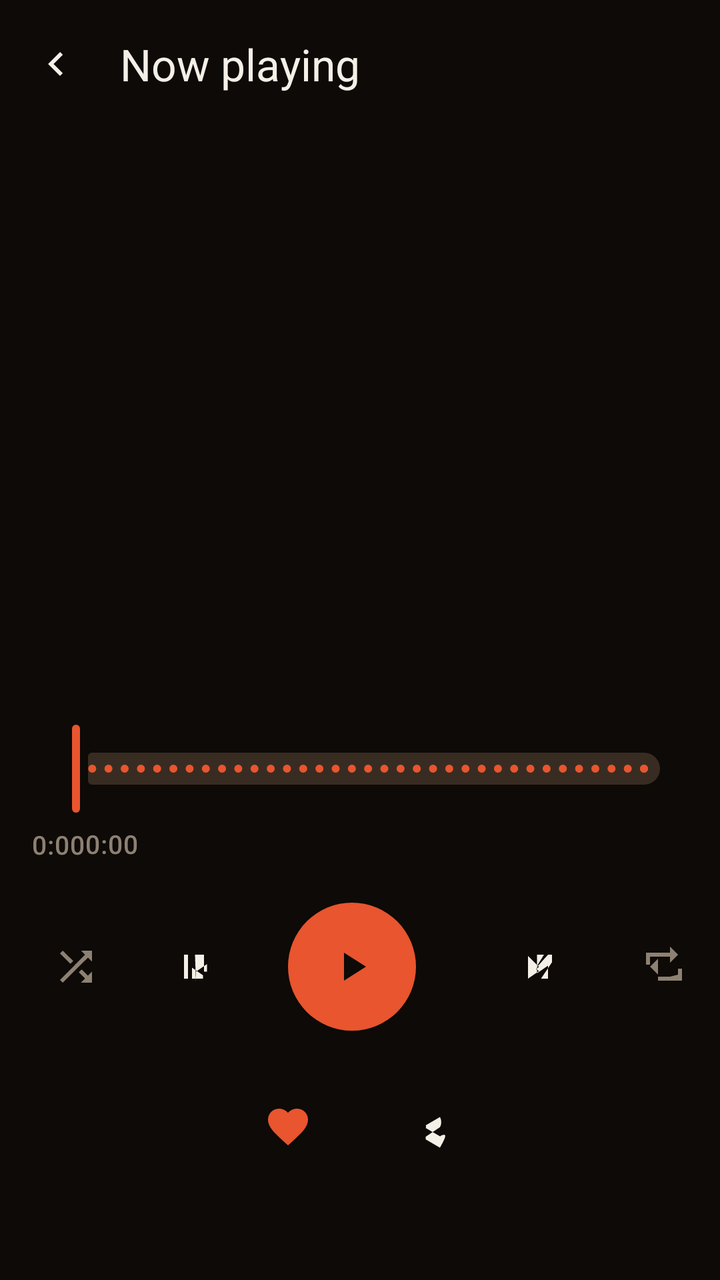
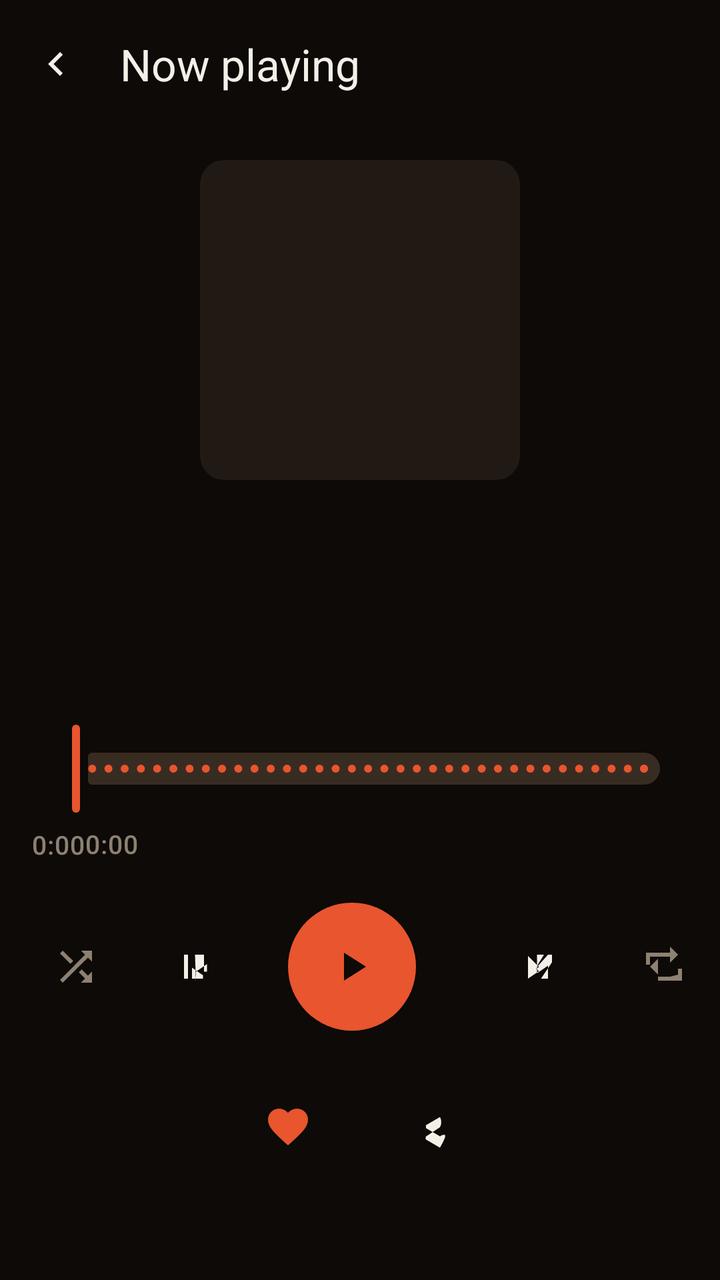

Screens rendered from an Android XML layout before and after an edit, with the pre-edit source and the edit as a unified diff.
<!-- AndroidManifest.xml: activity theme Theme.Oru -->
<!-- res/layout/activity_player.xml -->
<?xml version="1.0" encoding="utf-8"?>
<androidx.coordinatorlayout.widget.CoordinatorLayout
    xmlns:android="http://schemas.android.com/apk/res/android"
    xmlns:app="http://schemas.android.com/apk/res-auto"
    android:layout_width="match_parent"
    android:layout_height="match_parent"
    android:background="@color/paper_deep">

    <com.google.android.material.appbar.AppBarLayout
        android:layout_width="match_parent"
        android:layout_height="wrap_content"
        android:background="@color/paper_deep">

        <com.google.android.material.appbar.MaterialToolbar
            android:id="@+id/toolbar"
            android:layout_width="match_parent"
            android:layout_height="?attr/actionBarSize"
            app:navigationIcon="@drawable/ic_arrow_left"
            app:navigationIconTint="@color/ink"
            app:title="@string/now_playing"
            app:titleTextColor="@color/ink" />

    </com.google.android.material.appbar.AppBarLayout>

    <androidx.core.widget.NestedScrollView
        android:layout_width="match_parent"
        android:layout_height="match_parent"
        android:fillViewport="true"
        app:layout_behavior="@string/appbar_scrolling_view_behavior">

        <LinearLayout
            android:layout_width="match_parent"
            android:layout_height="wrap_content"
            android:orientation="vertical"
            android:gravity="center_horizontal"
            android:padding="16dp">

            
            <ImageView
                android:id="@+id/coverImage"
                android:layout_width="@dimen/artwork_xl"
                android:layout_height="@dimen/artwork_xl"
                android:scaleType="centerCrop"
                android:contentDescription="@null" />

            <LinearLayout
                android:layout_width="match_parent"
                android:layout_height="wrap_content"
                android:layout_marginTop="20dp"
                android:orientation="vertical"
                android:gravity="center_horizontal">

                <TextView
                    android:id="@+id/titleText"
                    android:layout_width="wrap_content"
                    android:layout_height="wrap_content"
                    android:textAppearance="@style/TextAppearance.Oru.Headline"
                    android:textColor="@color/ink"
                    android:textAlignment="center" />

                <TextView
                    android:id="@+id/artistText"
                    android:layout_width="wrap_content"
                    android:layout_height="wrap_content"
                    android:layout_marginTop="4dp"
                    android:textAppearance="@style/TextAppearance.Oru.Body"
                    android:textColor="@color/ink_soft"
                    android:textAlignment="center" />

                <TextView
                    android:id="@+id/albumText"
                    android:layout_width="wrap_content"
                    android:layout_height="wrap_content"
                    android:layout_marginTop="2dp"
                    android:textAppearance="@style/TextAppearance.Oru.Label"
                    android:textColor="@color/ink_faint"
                    android:textAlignment="center" />

            </LinearLayout>

            
            <com.google.android.material.slider.Slider
                android:id="@+id/progressSlider"
                android:layout_width="match_parent"
                android:layout_height="wrap_content"
                android:layout_marginTop="24dp"
                android:valueFrom="0"
                android:valueTo="100"
                android:stepSize="1"
                app:thumbColor="@color/flame"
                app:trackColorActive="@color/flame"
                app:trackColorInactive="@color/hair" />

            <LinearLayout
                android:layout_width="match_parent"
                android:layout_height="wrap_content"
                android:layout_marginTop="4dp"
                android:orientation="horizontal">

                <TextView
                    android:id="@+id/currentTimeText"
                    android:layout_width="wrap_content"
                    android:layout_height="wrap_content"
                    android:text="0:00"
                    android:textAppearance="@style/TextAppearance.Oru.Label"
                    android:textColor="@color/ink_faint" />

                <TextView
                    android:id="@+id/totalTimeText"
                    android:layout_width="wrap_content"
                    android:layout_height="wrap_content"
                    android:layout_gravity="center_vertical"
                    android:layout_marginStart="0dp"
                    android:text="0:00"
                    android:textAppearance="@style/TextAppearance.Oru.Label"
                    android:textColor="@color/ink_faint" />

                <TextView
                    android:layout_width="0dp"
                    android:layout_height="wrap_content"
                    android:layout_weight="1"
                    android:text="" />

            </LinearLayout>

            
            <LinearLayout
                android:layout_width="wrap_content"
                android:layout_height="wrap_content"
                android:layout_marginTop="20dp"
                android:orientation="horizontal"
                android:gravity="center_vertical">

                <ImageButton
                    android:id="@+id/shuffleButton"
                    android:layout_width="44dp"
                    android:layout_height="44dp"
                    android:background="?attr/selectableItemBackgroundBorderless"
                    android:src="@drawable/ic_shuffle"
                    android:scaleType="center"
                    android:tint="@color/ink_faint"
                    android:contentDescription="Shuffle" />

                <ImageButton
                    android:id="@+id/previousButton"
                    android:layout_width="44dp"
                    android:layout_height="44dp"
                    android:layout_marginStart="16dp"
                    android:background="?attr/selectableItemBackgroundBorderless"
                    android:src="@drawable/ic_skip_back"
                    android:scaleType="center"
                    android:tint="@color/ink"
                    android:contentDescription="Previous" />

                <ImageButton
                    android:id="@+id/playButton"
                    android:layout_width="64dp"
                    android:layout_height="64dp"
                    android:layout_marginHorizontal="24dp"
                    android:background="@drawable/btn_play_background"
                    android:src="@drawable/ic_play"
                    android:scaleType="center"
                    android:tint="@color/night"
                    android:contentDescription="@string/play" />

                <ImageButton
                    android:id="@+id/nextButton"
                    android:layout_width="44dp"
                    android:layout_height="44dp"
                    android:layout_marginStart="16dp"
                    android:background="?attr/selectableItemBackgroundBorderless"
                    android:src="@drawable/ic_skip_forward"
                    android:scaleType="center"
                    android:tint="@color/ink"
                    android:contentDescription="Next" />

                <ImageButton
                    android:id="@+id/repeatButton"
                    android:layout_width="44dp"
                    android:layout_height="44dp"
                    android:layout_marginStart="16dp"
                    android:background="?attr/selectableItemBackgroundBorderless"
                    android:src="@drawable/ic_repeat"
                    android:scaleType="center"
                    android:tint="@color/ink_faint"
                    android:contentDescription="Repeat" />

            </LinearLayout>

            
            <LinearLayout
                android:layout_width="match_parent"
                android:layout_height="wrap_content"
                android:layout_marginTop="24dp"
                android:orientation="horizontal"
                android:gravity="center">

                <ImageButton
                    android:id="@+id/likeButton"
                    android:layout_width="48dp"
                    android:layout_height="48dp"
                    android:background="?attr/selectableItemBackgroundBorderless"
                    android:src="@drawable/ic_heart"
                    android:scaleType="center"
                    android:tint="@color/flame"
                    android:contentDescription="@string/like_song" />

                <ImageButton
                    android:id="@+id/shareButton"
                    android:layout_width="48dp"
                    android:layout_height="48dp"
                    android:layout_marginStart="24dp"
                    android:background="?attr/selectableItemBackgroundBorderless"
                    android:src="@drawable/ic_share"
                    android:scaleType="center"
                    android:tint="@color/ink"
                    android:contentDescription="@string/share_song" />

            </LinearLayout>

            <View
                android:layout_width="match_parent"
                android:layout_height="80dp" />

        </LinearLayout>

    </androidx.core.widget.NestedScrollView>

    
    <androidx.constraintlayout.widget.ConstraintLayout
        android:id="@+id/miniPlayerBar"
        android:layout_width="match_parent"
        android:layout_height="@dimen/player_bar_height"
        android:layout_gravity="bottom"
        android:background="@color/paper"
        android:elevation="8dp"
        android:visibility="gone">

        <ImageView
            android:id="@+id/miniArtwork"
            android:layout_width="@dimen/player_bar_artwork"
            android:layout_height="@dimen/player_bar_artwork"
            android:scaleType="centerCrop"
            android:contentDescription="@null"
            app:layout_constraintTop_toTopOf="parent"
            app:layout_constraintBottom_toBottomOf="parent" />

        <LinearLayout
            android:layout_width="0dp"
            android:layout_height="wrap_content"
            android:layout_marginStart="12dp"
            android:orientation="vertical"
            android:gravity="center"
            app:layout_constraintStart_toEndOf="@id/miniArtwork"
            app:layout_constraintEnd_toStartOf="@id/miniPlayPauseButton"
            app:layout_constraintTop_toTopOf="parent"
            app:layout_constraintBottom_toBottomOf="parent">

            <TextView
                android:id="@+id/miniTitle"
                android:layout_width="wrap_content"
                android:layout_height="wrap_content"
                android:ellipsize="end"
                android:maxLines="1"
                android:textAppearance="@style/TextAppearance.Oru.Body"
                android:textColor="@color/ink" />

            <TextView
                android:id="@+id/miniArtist"
                android:layout_width="wrap_content"
                android:layout_height="wrap_content"
                android:textAppearance="@style/TextAppearance.Oru.BodySoft"
                android:textColor="@color/ink_faint" />

            <com.google.android.material.slider.Slider
                android:id="@+id/miniProgressSlider"
                android:layout_width="match_parent"
                android:layout_height="wrap_content"
                android:valueFrom="0"
                android:valueTo="100"
                android:stepSize="1"
                app:thumbColor="@color/flame"
                app:trackColorActive="@color/flame"
                app:trackColorInactive="@color/hair" />

        </LinearLayout>

        <ImageButton
            android:id="@+id/miniPlayPauseButton"
            android:layout_width="40dp"
            android:layout_height="40dp"
            android:background="?attr/selectableItemBackgroundBorderless"
            android:src="@drawable/ic_play"
            android:scaleType="center"
            android:tint="@color/ink"
            android:contentDescription="@string/play" />

        <ImageButton
            android:id="@+id/miniLikeButton"
            android:layout_width="32dp"
            android:layout_height="32dp"
            android:background="?attr/selectableItemBackgroundBorderless"
            android:src="@drawable/ic_heart"
            android:scaleType="center"
            android:tint="@color/ink_faint"
            android:contentDescription="@string/like_song"
            app:layout_constraintBottom_toBottomOf="parent"
            app:layout_constraintEnd_toEndOf="parent" />

    </androidx.constraintlayout.widget.ConstraintLayout>

    <ProgressBar
        android:id="@+id/progressBar"
        android:layout_width="wrap_content"
        android:layout_height="wrap_content"
        android:layout_gravity="center"
        android:indeterminateTint="@color/flame"
        android:visibility="gone" />

    <include
        android:id="@+id/errorView"
        layout="@layout/view_error"
        android:layout_width="match_parent"
        android:layout_height="match_parent" />

</androidx.coordinatorlayout.widget.CoordinatorLayout>
<!-- res/layout/view_error.xml (included above) -->
<?xml version="1.0" encoding="utf-8"?>
<FrameLayout xmlns:android="http://schemas.android.com/apk/res/android"
    android:layout_width="match_parent"
    android:layout_height="match_parent"
    android:background="@color/paper_deep"
    android:visibility="gone">

    <LinearLayout
        android:layout_width="wrap_content"
        android:layout_height="wrap_content"
        android:layout_gravity="center"
        android:orientation="vertical"
        android:gravity="center">

        <ImageView
            android:layout_width="48dp"
            android:layout_height="48dp"
            android:src="@drawable/ic_library"
            android:tint="@color/flame"
            android:contentDescription="@null" />

        <TextView
            android:id="@+id/errorMessage"
            android:layout_width="260dp"
            android:layout_height="wrap_content"
            android:layout_marginTop="16dp"
            android:gravity="center"
            android:text="@string/error_unknown"
            android:textAppearance="@style/TextAppearance.Oru.BodySoft" />

        <Button
            android:id="@+id/retryButton"
            android:layout_width="wrap_content"
            android:layout_height="wrap_content"
            android:layout_marginTop="16dp"
            android:text="@string/retry"
            style="@style/Widget.Oru.Button" />

    </LinearLayout>

</FrameLayout>
<!-- resources referenced by this layout -->
<resources>
  <color name="flame">#E8552E</color>
  <color name="hair">#382C22</color>
  <color name="ink">#F4EFE7</color>
  <color name="ink_faint">#8D8173</color>
  <color name="ink_soft">#CBC0B2</color>
  <color name="night">#0D0A07</color>
  <color name="paper">#17120E</color>
  <color name="paper_deep">#0D0A07</color>
  <dimen name="artwork_xl">160dp</dimen>
  <dimen name="player_bar_artwork">56dp</dimen>
  <dimen name="player_bar_height">72dp</dimen>
  <!-- drawable btn_play_background (drawable) -->
  <?xml version="1.0" encoding="utf-8"?>
  <shape xmlns:android="http://schemas.android.com/apk/res/android"
      android:shape="oval">
      <solid android:color="@color/flame" />
      <size android:width="64dp" android:height="64dp" />
  </shape>
  <!-- drawable ic_play (drawable) -->
  <vector xmlns:android="http://schemas.android.com/apk/res/android"
      android:width="24dp" android:height="24dp"
      android:viewportWidth="24" android:viewportHeight="24">
      <path android:fillColor="@color/ink"
          android:pathData="M8,5v14l11,-7z"/>
  </vector>
  <!-- drawable ic_repeat (drawable) -->
  <vector xmlns:android="http://schemas.android.com/apk/res/android"
      android:width="24dp" android:height="24dp"
      android:viewportWidth="24" android:viewportHeight="24">
      <path android:fillColor="@color/ink_faint"
          android:pathData="M7,7h10v3l4,-4 -4,-4v3H5v6h2V7zm10,10H11V8l-4,4 4,4v3h12v-6h-2v3z"/>
  </vector>
  <!-- drawable ic_skip_back (drawable) -->
  <vector xmlns:android="http://schemas.android.com/apk/res/android"
      android:width="24dp" android:height="24dp"
      android:viewportWidth="24" android:viewportHeight="24">
      <path android:fillColor="@color/ink"
          android:pathData="M6,6h2v12H6V6zm5.5,0L12,20v-5.5l5.5,-3.8v3.8H16V6h-3.5zM10,
              18v-5.5l5.5,3.8V18L10,18z"/>
  </vector>
  <string name="error_unknown">Something went wrong</string>
  <string name="like_song">Like song</string>
  <string name="now_playing">Now playing</string>
  <string name="play">Play</string>
  <string name="retry">Try again</string>
  <string name="share_song">Share song</string>
  <style name="TextAppearance.Oru.Body" parent="TextAppearance.Material3.BodyLarge">
          <item name="android:textSize">15sp</item>
          <item name="android:textColor">@color/ink</item>
      </style>
  <style name="TextAppearance.Oru.BodySoft" parent="TextAppearance.Material3.BodyMedium">
          <item name="android:textSize">14sp</item>
          <item name="android:textColor">@color/ink_soft</item>
      </style>
  <style name="TextAppearance.Oru.Headline" parent="TextAppearance.Material3.HeadlineMedium">
          <item name="android:textSize">24sp</item>
          <item name="android:textColor">@color/ink</item>
      </style>
  <style name="TextAppearance.Oru.Label" parent="TextAppearance.Material3.LabelLarge">
          <item name="android:textSize">13sp</item>
          <item name="android:textColor">@color/ink_faint</item>
          <item name="android:letterSpacing">0.02</item>
      </style>
  <style name="Widget.Oru.Button" parent="Widget.Material3.Button">
          <item name="backgroundTint">@color/flame</item>
          <item name="android:textColor">@color/night</item>
          <item name="android:textAllCaps">false</item>
          <item name="cornerRadius">12dp</item>
      </style>
  <color name="card">#211A14</color>
  <color name="card_hi">#2C231B</color>
  <color name="flame_ink">#FF6A44</color>
  <color name="flame_soft">#29140E</color>
  <!-- unchanged entries left out for length: 7 -->
</resources>

<!-- the commit's change to res/layout/activity_player.xml (unified diff, before → after) -->
@@ -38,6 +38,8 @@
             
             <ImageView
                 android:id="@+id/coverImage"
+                android:background="@drawable/artwork_rounded"
+                android:clipToOutline="true"
                 android:layout_width="@dimen/artwork_xl"
                 android:layout_height="@dimen/artwork_xl"
                 android:scaleType="centerCrop"
@@ -66,6 +68,16 @@
                     android:textAppearance="@style/TextAppearance.Oru.Body"
                     android:textColor="@color/ink_soft"
                     android:textAlignment="center" />
+
+                <TextView
+                    android:id="@+id/queueText"
+                    android:layout_width="wrap_content"
+                    android:layout_height="wrap_content"
+                    android:layout_marginTop="6dp"
+                    android:textAppearance="@style/TextAppearance.Oru.Label"
+                    android:textColor="@color/flame_ink"
+                    android:textAlignment="center"
+                    android:visibility="gone" />
 
                 <TextView
                     android:id="@+id/albumText"
@@ -238,6 +250,8 @@
 
         <ImageView
             android:id="@+id/miniArtwork"
+                android:background="@drawable/artwork_rounded"
+                android:clipToOutline="true"
             android:layout_width="@dimen/player_bar_artwork"
             android:layout_height="@dimen/player_bar_artwork"
             android:scaleType="centerCrop"
<!-- resource entries referenced after the edit -->
@@ -11,6 +11,13 @@
   <dimen name="artwork_xl">160dp</dimen>
   <dimen name="player_bar_artwork">56dp</dimen>
   <dimen name="player_bar_height">72dp</dimen>
+  <!-- drawable artwork_rounded (drawable) -->
+  <?xml version="1.0" encoding="utf-8"?>
+  <shape xmlns:android="http://schemas.android.com/apk/res/android"
+      android:shape="rectangle">
+      <corners android:radius="12dp" />
+      <solid android:color="@color/card" />
+  </shape>
   <!-- drawable btn_play_background (drawable) -->
   <?xml version="1.0" encoding="utf-8"?>
   <shape xmlns:android="http://schemas.android.com/apk/res/android"
